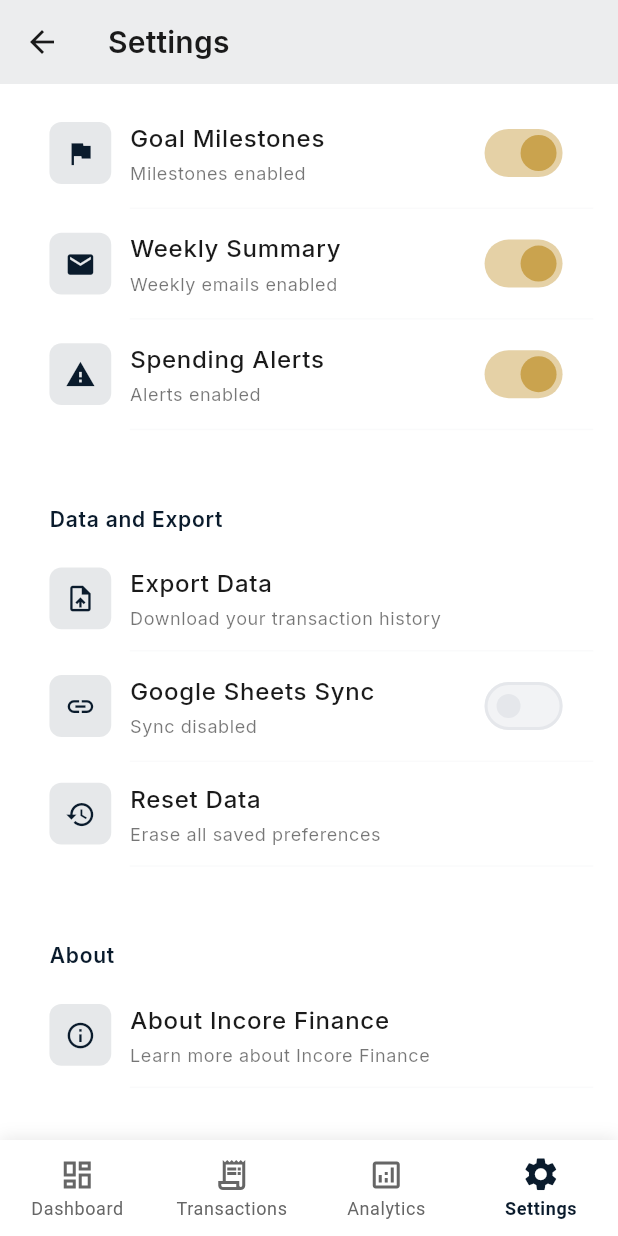
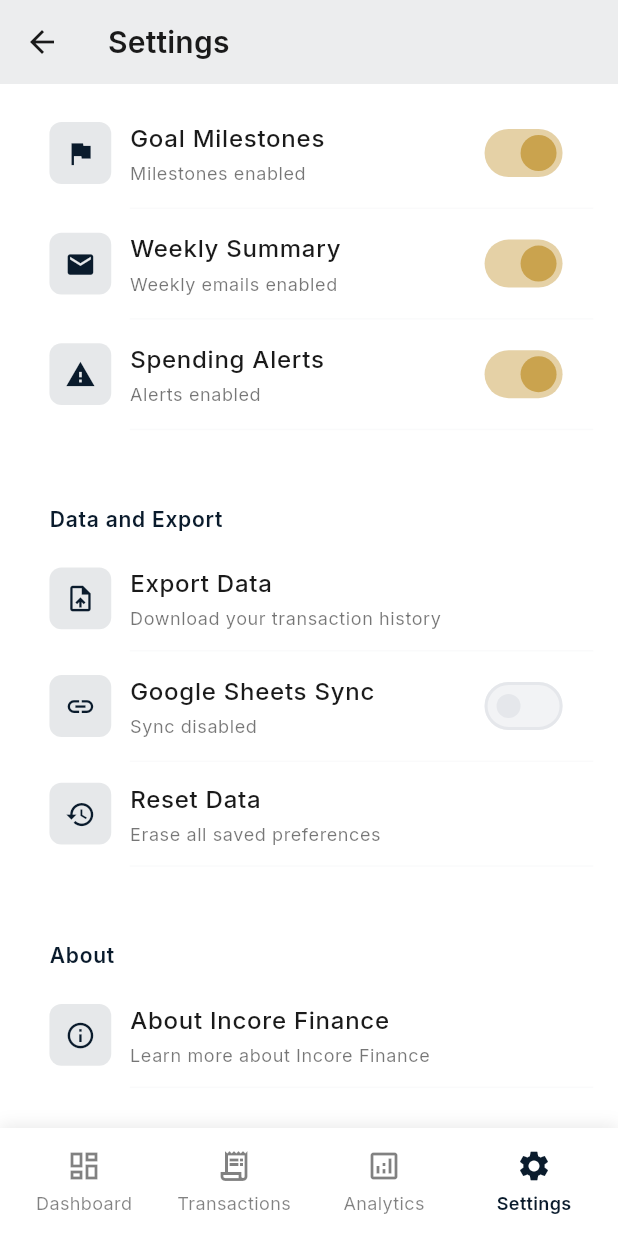
Before and after one commit to incorefinance/incore_finance_app, a Flutter app: the Settings screen opened by its route, scrolled down 576 dp, on a phone screen of 412 x 824 dp. Run offline on Flutter 3.47's test engine with Material 3 defaults, Android fonts, the phone set to English and light mode, and no system bars; our stand-ins replace cached_network_image, connectivity_plus, currency_text_input_formatter, fl_chart, flutter_svg, google_fonts and 4 more; accounts and stored records are empty; network calls fail.

Commit message:
Fix bottom navigation layout and conditional center add button

```diff
--- a/lib/models/transaction_category.dart
+++ b/lib/models/transaction_category.dart
@@ -20,7 +20,7 @@ enum TransactionCategory {
   revConsulting(
     dbValue: 'rev_consulting',
     label: 'Consulting',
-    iconName: 'person_check',
+    iconName: 'work',
     isIncome: true,
   ),
 
--- a/lib/widgets/custom_bottom_bar.dart
+++ b/lib/widgets/custom_bottom_bar.dart
@@ -1,6 +1,5 @@
 import 'package:flutter/material.dart';
 
-/// Navigation item configuration for bottom bar
 enum BottomBarItem {
   dashboard,
   transactions,
@@ -8,132 +7,173 @@ enum BottomBarItem {
   settings,
 }
 
-/// Custom bottom navigation bar widget for personal finance app
-/// Implements bottom-heavy design strategy with thumb-reach optimization
-/// Follows Material Design guidelines with platform-aware adaptations
 class CustomBottomBar extends StatelessWidget {
-  /// Currently selected navigation item
   final BottomBarItem currentItem;
-
-  /// Callback when navigation item is tapped
   final ValueChanged<BottomBarItem> onItemSelected;
 
-  /// Whether to show labels for all items (default: true)
-  final bool showLabels;
-
-  /// Custom background color (optional, uses theme if not provided)
-  final Color? backgroundColor;
-
-  /// Custom selected item color (optional, uses theme if not provided)
-  final Color? selectedItemColor;
-
-  /// Custom unselected item color (optional, uses theme if not provided)
-  final Color? unselectedItemColor;
+  // If null, the center slot is not rendered at all (no gap).
+  final VoidCallback? onAddTransaction;
 
   const CustomBottomBar({
     super.key,
     required this.currentItem,
     required this.onItemSelected,
-    this.showLabels = true,
-    this.backgroundColor,
-    this.selectedItemColor,
-    this.unselectedItemColor,
+    this.onAddTransaction,
   });
 
-  /// Get navigation configuration for each item
-  _NavigationItemConfig _getItemConfig(BottomBarItem item) {
+  _NavConfig _config(BottomBarItem item) {
     switch (item) {
       case BottomBarItem.dashboard:
-        return _NavigationItemConfig(
+        return const _NavConfig(
+          label: 'Dashboard',
           icon: Icons.dashboard_outlined,
           selectedIcon: Icons.dashboard,
-          label: 'Dashboard',
           route: '/dashboard-home',
         );
       case BottomBarItem.transactions:
-        return _NavigationItemConfig(
+        return const _NavConfig(
+          label: 'Transactions',
           icon: Icons.receipt_long_outlined,
           selectedIcon: Icons.receipt_long,
-          label: 'Transactions',
           route: '/transactions-list',
         );
       case BottomBarItem.analytics:
-        return _NavigationItemConfig(
+        return const _NavConfig(
+          label: 'Analytics',
           icon: Icons.analytics_outlined,
           selectedIcon: Icons.analytics,
-          label: 'Analytics',
           route: '/analytics-dashboard',
         );
       case BottomBarItem.settings:
-        return _NavigationItemConfig(
+        return const _NavConfig(
+          label: 'Settings',
           icon: Icons.settings_outlined,
           selectedIcon: Icons.settings,
-          label: 'Settings',
           route: '/settings',
         );
     }
   }
 
-  /// Handle navigation item tap with proper routing
-  void _handleItemTap(BuildContext context, BottomBarItem item) {
+  void _go(BuildContext context, BottomBarItem item) {
     if (item == currentItem) return;
 
-    final config = _getItemConfig(item);
     onItemSelected(item);
 
-    // Navigate to the route with replacement to maintain clean navigation stack
-    Navigator.pushReplacementNamed(context, config.route);
+    final route = _config(item).route;
+    Navigator.pushReplacementNamed(context, route);
   }
 
   @override
   Widget build(BuildContext context) {
     final theme = Theme.of(context);
-    final colorScheme = theme.colorScheme;
+    final cs = theme.colorScheme;
 
-    // Use custom colors or fall back to theme colors
-    final bgColor = backgroundColor ??
-        theme.bottomNavigationBarTheme.backgroundColor ??
-        colorScheme.surface;
-    final selectedColor = selectedItemColor ??
-        theme.bottomNavigationBarTheme.selectedItemColor ??
-        colorScheme.primary;
-    final unselectedColor = unselectedItemColor ??
-        theme.bottomNavigationBarTheme.unselectedItemColor ??
-        colorScheme.onSurface.withValues(alpha: 0.6);
+    final selectedColor = cs.primary;
+    final unselectedColor = cs.onSurface.withValues(alpha: 0.55);
+
+    final showCenterAdd =
+      onAddTransaction != null &&
+      (currentItem == BottomBarItem.dashboard ||
+          currentItem == BottomBarItem.transactions);
+
+    Widget navItem(BottomBarItem item) {
+      final cfg = _config(item);
+      final isSelected = item == currentItem;
+
+      return Expanded(
+        child: _BottomBarItemWidget(
+          label: cfg.label,
+          icon: isSelected ? cfg.selectedIcon : cfg.icon,
+          isSelected: isSelected,
+          selectedColor: selectedColor,
+          unselectedColor: unselectedColor,
+          onTap: () => _go(context, item),
+        ),
+      );
+    }
+
+    // 4 items only (no gap) when there is no center add button
+    if (!showCenterAdd) {
+      return _BarShell(
+        child: Row(
+          children: [
+            navItem(BottomBarItem.dashboard),
+            navItem(BottomBarItem.transactions),
+            navItem(BottomBarItem.analytics),
+            navItem(BottomBarItem.settings),
+          ],
+        ),
+      );
+    }
+
+    // With center add button: render 2 items, a spacer slot, then 2 items.
+    // The + button is overlaid so it "sits" on the bar.
+    return _BarShell(
+      child: Stack(
+        clipBehavior: Clip.none,
+        alignment: Alignment.center,
+        children: [
+          Row(
+            children: [
+              navItem(BottomBarItem.dashboard),
+              navItem(BottomBarItem.transactions),
+
+              // Center slot reserved only on screens that actually show +
+              const SizedBox(width: 72),
+
+              navItem(BottomBarItem.analytics),
+              navItem(BottomBarItem.settings),
+            ],
+          ),
+
+          Positioned(
+            top: -18, // raise it a bit above the bar
+            child: SizedBox(
+              width: 56,
+              height: 56,
+              child: FloatingActionButton(
+                onPressed: onAddTransaction,
+                elevation: 6,
+                backgroundColor: cs.primary,
+                foregroundColor: cs.onPrimary,
+                shape: const CircleBorder(),
+                child: const Icon(Icons.add, size: 28),
+              ),
+            ),
+          ),
+        ],
+      ),
+    );
+  }
+}
+
+class _BarShell extends StatelessWidget {
+  final Widget child;
+
+  const _BarShell({required this.child});
+
+  @override
+  Widget build(BuildContext context) {
+    final cs = Theme.of(context).colorScheme;
 
     return Container(
       decoration: BoxDecoration(
-        color: bgColor,
+        color: cs.surface,
         boxShadow: [
           BoxShadow(
-            color: colorScheme.shadow.withValues(alpha: 0.08),
+            color: cs.shadow.withValues(alpha: 0.08),
             offset: const Offset(0, -2),
             blurRadius: 8,
-            spreadRadius: 0,
           ),
         ],
       ),
       child: SafeArea(
         top: false,
         child: SizedBox(
-          height: 64,
-          child: Row(
-            mainAxisAlignment: MainAxisAlignment.spaceAround,
-            children: BottomBarItem.values.map((item) {
-              final config = _getItemConfig(item);
-              final isSelected = item == currentItem;
-
-              return Expanded(
-                child: _BottomBarItemWidget(
-                  config: config,
-                  isSelected: isSelected,
-                  showLabel: showLabels,
-                  selectedColor: selectedColor,
-                  unselectedColor: unselectedColor,
-                  onTap: () => _handleItemTap(context, item),
-                ),
-              );
-            }).toList(),
+          height: 72,
+          child: Padding(
+            padding: const EdgeInsets.symmetric(horizontal: 6),
+            child: child,
           ),
         ),
       ),
@@ -141,19 +181,18 @@ class CustomBottomBar extends StatelessWidget {
   }
 }
 
-/// Internal widget for individual bottom bar items
 class _BottomBarItemWidget extends StatelessWidget {
-  final _NavigationItemConfig config;
+  final String label;
+  final IconData icon;
   final bool isSelected;
-  final bool showLabel;
   final Color selectedColor;
   final Color unselectedColor;
   final VoidCallback onTap;
 
   const _BottomBarItemWidget({
-    required this.config,
+    required this.label,
+    required this.icon,
     required this.isSelected,
-    required this.showLabel,
     required this.selectedColor,
     required this.unselectedColor,
     required this.onTap,
@@ -162,52 +201,27 @@ class _BottomBarItemWidget extends StatelessWidget {
   @override
   Widget build(BuildContext context) {
     final color = isSelected ? selectedColor : unselectedColor;
-    final icon = isSelected ? config.selectedIcon : config.icon;
 
     return Material(
       color: Colors.transparent,
       child: InkWell(
         onTap: onTap,
-        splashColor: selectedColor.withValues(alpha: 0.1),
-        highlightColor: selectedColor.withValues(alpha: 0.05),
-        borderRadius: BorderRadius.circular(12),
+        borderRadius: BorderRadius.circular(14),
         child: Padding(
-          padding: const EdgeInsets.symmetric(horizontal: 4, vertical: 8),
+          padding: const EdgeInsets.symmetric(vertical: 10, horizontal: 6),
           child: Column(
-            mainAxisSize: MainAxisSize.min,
             mainAxisAlignment: MainAxisAlignment.center,
             children: [
-              // Icon with scale animation
-              AnimatedScale(
-                scale: isSelected ? 1.1 : 1.0,
-                duration: const Duration(milliseconds: 200),
-                curve: Curves.easeInOut,
-                child: Icon(
-                  icon,
-                  size: 24,
+              Icon(icon, size: 24, color: color),
+              const SizedBox(height: 4),
+              Text(
+                label,
+                style: TextStyle(
+                  fontSize: 12,
+                  fontWeight: isSelected ? FontWeight.w600 : FontWeight.w400,
                   color: color,
                 ),
               ),
-
-              if (showLabel) ...[
-                const SizedBox(height: 4),
-                // Label with fade animation
-                AnimatedDefaultTextStyle(
-                  duration: const Duration(milliseconds: 200),
-                  curve: Curves.easeInOut,
-                  style: TextStyle(
-                    fontSize: 12,
-                    fontWeight: isSelected ? FontWeight.w600 : FontWeight.w400,
-                    color: color,
-                    letterSpacing: 0.4,
-                  ),
-                  child: Text(
-                    config.label,
-                    maxLines: 1,
-                    overflow: TextOverflow.ellipsis,
-                  ),
-                ),
-              ],
             ],
           ),
         ),
@@ -216,17 +230,16 @@ class _BottomBarItemWidget extends StatelessWidget {
   }
 }
 
-/// Configuration class for navigation items
-class _NavigationItemConfig {
+class _NavConfig {
+  final String label;
   final IconData icon;
   final IconData selectedIcon;
-  final String label;
   final String route;
 
-  const _NavigationItemConfig({
+  const _NavConfig({
+    required this.label,
     required this.icon,
     required this.selectedIcon,
-    required this.label,
     required this.route,
   });
 }
```
Also changed, not shown: lib/presentation/dashboard_home/dashboard_home.dart (+2 -22 lines), lib/presentation/settings/settings.dart (+2 -10 lines), lib/presentation/transactions_list/transactions_list.dart (+134 -73 lines), lib/presentation/transactions_list/widgets/filter_bottom_sheet.dart (+40 -0 lines), lib/presentation/transactions_list/widgets/transaction_card.dart (+11 -5 lines), lib/services/transactions_repository.dart (+16 -0 lines), 1 other file.
